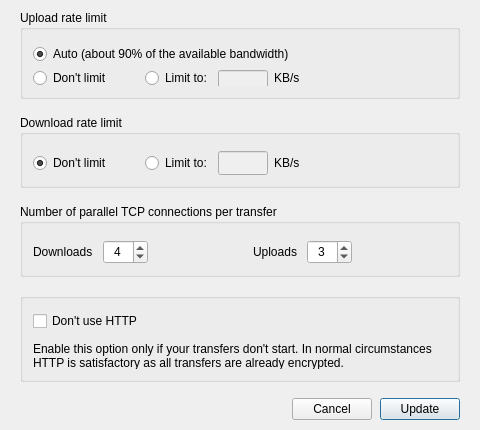
Above: src/MEGASync/gui/linux/BandwidthSettings.ui from meganz/MEGAsync before the change. Below: the same form after it.
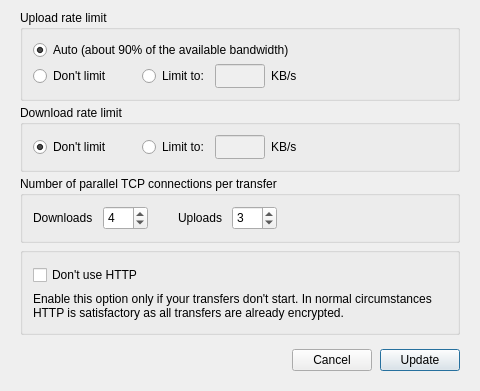
That is the form after the change.

Commit message: Settings Dialog: Network tab: polish (windows, linux), aesthetic code changes

```diff
--- a/src/MEGASync/gui/linux/BandwidthSettings.ui
+++ b/src/MEGASync/gui/linux/BandwidthSettings.ui
@@ -10,7 +10,7 @@
     <x>0</x>
     <y>0</y>
     <width>480</width>
-    <height>396</height>
+    <height>391</height>
    </rect>
   </property>
   <property name="sizePolicy">
@@ -22,12 +22,20 @@
   <property name="windowTitle">
    <string>Bandwidth</string>
   </property>
+  <property name="styleSheet">
+   <string notr="true">#lUseHttps
+{
+	margin:0px;
+	padding: 0px;
+	border: none;
+}</string>
+  </property>
   <property name="modal">
    <bool>true</bool>
   </property>
   <layout class="QVBoxLayout" name="BandwidthSettingsLayout">
    <property name="spacing">
-    <number>16</number>
+    <number>4</number>
    </property>
    <property name="leftMargin">
     <number>20</number>
@@ -39,7 +47,7 @@
     <number>20</number>
    </property>
    <property name="bottomMargin">
-    <number>10</number>
+    <number>20</number>
    </property>
    <item>
     <widget class="QGroupBox" name="gBandwidth">
@@ -56,6 +64,9 @@
       <string>Upload rate limit</string>
      </property>
      <layout class="QFormLayout" name="gBandwidthLayout">
+      <property name="sizeConstraint">
+       <enum>QLayout::SetMinimumSize</enum>
+      </property>
       <property name="fieldGrowthPolicy">
        <enum>QFormLayout::FieldsStayAtSizeHint</enum>
       </property>
@@ -69,16 +80,16 @@
        <set>Qt::AlignLeading|Qt::AlignLeft|Qt::AlignTop</set>
       </property>
       <property name="horizontalSpacing">
-       <number>22</number>
+       <number>30</number>
       </property>
       <property name="verticalSpacing">
-       <number>8</number>
+       <number>4</number>
       </property>
       <property name="leftMargin">
        <number>10</number>
       </property>
       <property name="topMargin">
-       <number>16</number>
+       <number>10</number>
       </property>
       <property name="rightMargin">
        <number>10</number>
@@ -130,8 +141,8 @@
         </property>
         <property name="minimumSize">
          <size>
-          <width>90</width>
-          <height>0</height>
+          <width>0</width>
+          <height>24</height>
          </size>
         </property>
         <property name="maximumSize">
@@ -153,6 +164,12 @@
       </item>
       <item row="1" column="1">
        <widget class="QWidget" name="wUploadLimit" native="true">
+        <property name="sizePolicy">
+         <sizepolicy hsizetype="Preferred" vsizetype="Preferred">
+          <horstretch>0</horstretch>
+          <verstretch>0</verstretch>
+         </sizepolicy>
+        </property>
         <property name="layoutDirection">
          <enum>Qt::LeftToRight</enum>
         </property>
@@ -180,6 +197,12 @@
              <verstretch>0</verstretch>
             </sizepolicy>
            </property>
+           <property name="minimumSize">
+            <size>
+             <width>0</width>
+             <height>24</height>
+            </size>
+           </property>
            <property name="focusPolicy">
             <enum>Qt::StrongFocus</enum>
            </property>
@@ -233,7 +256,7 @@
            <property name="minimumSize">
             <size>
              <width>20</width>
-             <height>0</height>
+             <height>24</height>
             </size>
            </property>
            <property name="focusPolicy">
@@ -244,19 +267,6 @@
            </property>
           </widget>
          </item>
-         <item>
-          <spacer name="hUploadLimit">
-           <property name="orientation">
-            <enum>Qt::Horizontal</enum>
-           </property>
-           <property name="sizeHint" stdset="0">
-            <size>
-             <width>40</width>
-             <height>0</height>
-            </size>
-           </property>
-          </spacer>
-         </item>
         </layout>
        </widget>
       </item>
@@ -288,7 +298,7 @@
        <set>Qt::AlignLeading|Qt::AlignLeft|Qt::AlignTop</set>
       </property>
       <property name="horizontalSpacing">
-       <number>22</number>
+       <number>30</number>
       </property>
       <property name="verticalSpacing">
        <number>0</number>
@@ -297,7 +307,7 @@
        <number>10</number>
       </property>
       <property name="topMargin">
-       <number>16</number>
+       <number>10</number>
       </property>
       <property name="rightMargin">
        <number>10</number>
@@ -315,7 +325,7 @@
         </property>
         <property name="minimumSize">
          <size>
-          <width>90</width>
+          <width>0</width>
           <height>0</height>
          </size>
         </property>
@@ -404,7 +414,7 @@
          <item>
           <widget class="QLabel" name="lDownloadLimit">
            <property name="sizePolicy">
-            <sizepolicy hsizetype="Preferred" vsizetype="Maximum">
+            <sizepolicy hsizetype="Preferred" vsizetype="Preferred">
              <horstretch>0</horstretch>
              <verstretch>0</verstretch>
             </sizepolicy>
@@ -423,19 +433,6 @@
            </property>
           </widget>
          </item>
-         <item>
-          <spacer name="hUploadLimit_3">
-           <property name="orientation">
-            <enum>Qt::Horizontal</enum>
-           </property>
-           <property name="sizeHint" stdset="0">
-            <size>
-             <width>40</width>
-             <height>0</height>
-            </size>
-           </property>
-          </spacer>
-         </item>
         </layout>
        </widget>
       </item>
@@ -453,20 +450,28 @@
      <property name="title">
       <string>Number of parallel TCP connections per transfer</string>
      </property>
-     <layout class="QHBoxLayout" name="wTransferConnectionsLayout">
-      <property name="spacing">
-       <number>10</number>
+     <layout class="QFormLayout" name="formLayout">
+      <property name="fieldGrowthPolicy">
+       <enum>QFormLayout::FieldsStayAtSizeHint</enum>
+      </property>
+      <property name="horizontalSpacing">
+       <number>30</number>
       </property>
       <property name="leftMargin">
        <number>10</number>
       </property>
       <property name="topMargin">
-       <number>16</number>
+       <number>10</number>
       </property>
       <property name="rightMargin">
        <number>10</number>
       </property>
       <property name="bottomMargin">
+       <number>10</number>
+      </property>
+      <item row="0" column="0">
+       <layout class="QHBoxLayout" name="dlLayout">
+        <property name="spacing">
        <number>10</number>
       </property>
       <item>
@@ -491,7 +496,7 @@
          </size>
         </property>
         <property name="alignment">
-         <set>Qt::AlignCenter</set>
+           <set>Qt::AlignLeading|Qt::AlignLeft|Qt::AlignVCenter</set>
         </property>
         <property name="minimum">
          <number>1</number>
@@ -504,19 +509,13 @@
         </property>
        </widget>
       </item>
-      <item>
-       <spacer name="horizontalSpacer_3">
-        <property name="orientation">
-         <enum>Qt::Horizontal</enum>
-        </property>
-        <property name="sizeHint" stdset="0">
-         <size>
-          <width>40</width>
-          <height>20</height>
-         </size>
-        </property>
-       </spacer>
+       </layout>
       </item>
+      <item row="0" column="1">
+       <layout class="QHBoxLayout" name="ulLayout">
+        <property name="spacing">
+         <number>10</number>
+        </property>
       <item>
        <widget class="QLabel" name="lUploadConnections">
         <property name="text">
@@ -539,7 +538,7 @@
          </size>
         </property>
         <property name="alignment">
-         <set>Qt::AlignCenter</set>
+           <set>Qt::AlignLeading|Qt::AlignLeft|Qt::AlignVCenter</set>
         </property>
         <property name="minimum">
          <number>1</number>
@@ -552,18 +551,7 @@
         </property>
        </widget>
       </item>
-      <item>
-       <spacer name="horizontalSpacer_7">
-        <property name="orientation">
-         <enum>Qt::Horizontal</enum>
-        </property>
-        <property name="sizeHint" stdset="0">
-         <size>
-          <width>0</width>
-          <height>0</height>
-         </size>
-        </property>
-       </spacer>
+       </layout>
       </item>
      </layout>
     </widget>
@@ -571,14 +559,17 @@
    <item>
     <widget class="QGroupBox" name="gUseHttps">
      <property name="sizePolicy">
-      <sizepolicy hsizetype="Preferred" vsizetype="Preferred">
+      <sizepolicy hsizetype="Preferred" vsizetype="Maximum">
        <horstretch>0</horstretch>
        <verstretch>0</verstretch>
       </sizepolicy>
      </property>
      <layout class="QVBoxLayout" name="gUseHttpsLayout">
       <property name="spacing">
-       <number>10</number>
+       <number>2</number>
+      </property>
+      <property name="sizeConstraint">
+       <enum>QLayout::SetMinimumSize</enum>
       </property>
       <property name="leftMargin">
        <number>10</number>
@@ -646,7 +637,7 @@
        <number>0</number>
       </property>
       <property name="topMargin">
-       <number>0</number>
+       <number>10</number>
       </property>
       <property name="rightMargin">
        <number>0</number>
```
Left out of the diff: 2 changed lines with no effect on the pictures. Lines whose indentation alone changed are shown as unchanged. The commit also changes 6 other files.
